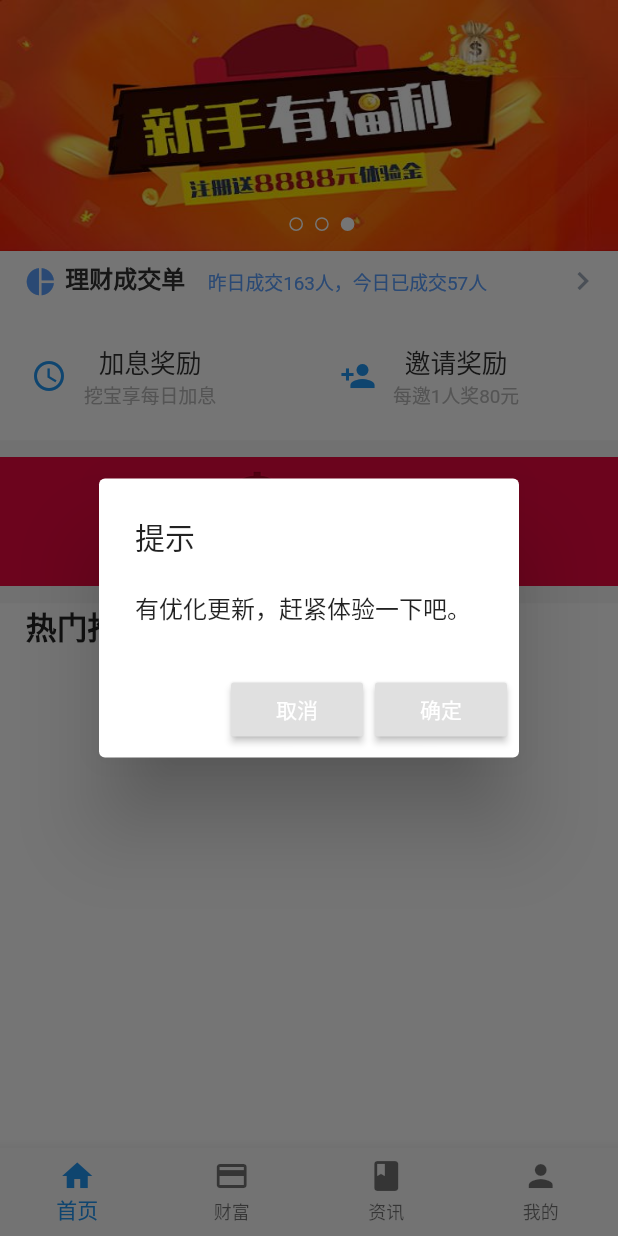
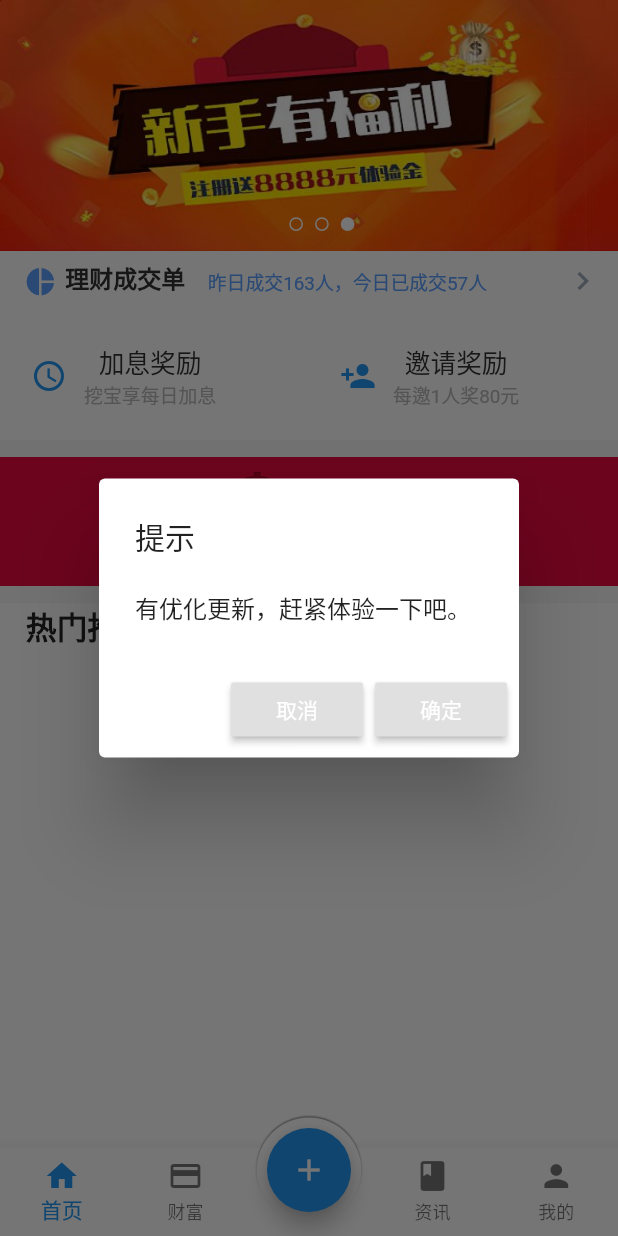
Before and after one commit to zhongmeizhi/fultter-example-app, a Flutter app: the screen it shows after launch, on a phone screen of 412 x 824 dp. Run offline on Flutter 3.47's test engine with Material 2 defaults, Android fonts, the phone set to English and light mode, and no system bars; our stand-ins replace flutter_screenutil, shared_preferences, webview_flutter; missing offline and left inert: common_utils, flutter_downloader; network calls fail; statements that could not run were skipped.

Commit message:
重写部分Flutter类

```diff
--- a/lib/page/main_page.dart
+++ b/lib/page/main_page.dart
@@ -9,7 +9,8 @@ import 'package:zmz_app/page/news/news_page.dart';
 import 'package:zmz_app/api/my_xhr.dart';
 // 更新App操作
 import 'package:zmz_app/unit/update_app.dart';
-
+// 功能
+import 'package:zmz_app/unit/common/center_nav.dart';
 
 class MainPage extends StatefulWidget {
   final String title;
@@ -100,6 +101,7 @@ class _MainPageState extends State<MainPage> {
     setBaseUrl();
     checkAppVersion();
   }
+   static const double offset = 15.0; // offset为正时，表示往下偏移；offset为负时，表示往上偏移
 
   @override
   Widget build(BuildContext context) {
@@ -108,9 +110,11 @@ class _MainPageState extends State<MainPage> {
       key: _scaffoldKey,
       bottomNavigationBar: new BottomNavigationBar( // 底部导航
         type: BottomNavigationBarType.fixed, // 如果有4个bar那么必须要设置type，可能是BUG
+        backgroundColor: Colors.white,
         items: <BottomNavigationBarItem>[
           new BottomNavigationBarItem(icon: Icon(Icons.home), title: Text('首页')),
           new BottomNavigationBarItem(icon: Icon(Icons.payment), title: Text('财富')),
+          new BottomNavigationBarItem(icon: Icon(null), title: Text('')), // 空BottomNav
           new BottomNavigationBarItem(icon: Icon(Icons.book), title: Text('资讯')),
           new BottomNavigationBarItem(icon: Icon(Icons.person), title: Text('我的')),
         ],
@@ -127,10 +131,38 @@ class _MainPageState extends State<MainPage> {
           new HomePage(),
           // 暂时先利用 cache 处理 IndexedStack 页面全部初始化问题
           (_indexedStackCache.indexOf(1) != -1) ? new TreasurePage() : Container(),
-          (_indexedStackCache.indexOf(2) != -1) ? new NewsPage() : Container(),
-          (_indexedStackCache.indexOf(3) != -1) ? new CustomerPage() : Container(),
+          Container(), // 空BottomNav对应页面
+          (_indexedStackCache.indexOf(3) != -1) ? new NewsPage() : Container(),
+          (_indexedStackCache.indexOf(4) != -1) ? new CustomerPage() : Container(),
         ],
       ),
+      floatingActionButton: Container(
+        padding: EdgeInsets.all(6),
+        decoration: BoxDecoration(
+          border: Border.all(
+            width: 1,
+            color: Colors.transparent
+          ),
+          borderRadius: BorderRadius.all(Radius.circular(55)),
+          color: Colors.white,
+          boxShadow: <BoxShadow>[
+            BoxShadow(
+              color: Colors.grey,
+              offset: Offset(0, -1),
+              blurRadius: 0.1,
+              spreadRadius: 0
+            )
+          ]
+        ),
+        child: FloatingActionButton(
+          backgroundColor: Colors.blue,
+          child: Icon(Icons.add, color: Colors.white,),
+          onPressed: (){
+          },
+        ),
+      ),
+      // const 很重要，不然每次点击BottomNav就会被重写一次
+      floatingActionButtonLocation: const CenterNav()
     );
   }
 }
--- /dev/null
+++ b/lib/unit/common/center_nav.dart
@@ -0,0 +1,44 @@
+
+import 'package:flutter/material.dart';
+// math
+import 'dart:math' as math;
+
+// 重写 Flutter 类
+abstract class _BottomNavLocation extends FloatingActionButtonLocation {
+
+  const _BottomNavLocation();
+
+  @protected
+  double getDockedY(ScaffoldPrelayoutGeometry scaffoldGeometry) {
+    final double contentBottom = scaffoldGeometry.contentBottom;
+    final double bottomSheetHeight = scaffoldGeometry.bottomSheetSize.height;
+    final double fabHeight = scaffoldGeometry.floatingActionButtonSize.height;
+    final double snackBarHeight = scaffoldGeometry.snackBarSize.height;
+
+    double fabY = contentBottom - fabHeight / 2.0 + 15;
+    if (snackBarHeight > 0.0)
+      fabY = math.min(fabY, contentBottom - snackBarHeight - fabHeight - kFloatingActionButtonMargin);
+    if (bottomSheetHeight > 0.0)
+      fabY = math.min(fabY, contentBottom - bottomSheetHeight - fabHeight / 2.0);
+
+    final double maxFabY = scaffoldGeometry.scaffoldSize.height - fabHeight;
+    return math.min(maxFabY, fabY);
+  }
+}
+
+
+// 重写 Flutter 类
+class CenterNav extends _BottomNavLocation {
+  const CenterNav();
+
+  @override
+  Offset getOffset(ScaffoldPrelayoutGeometry scaffoldGeometry) {
+    final double fabX = (scaffoldGeometry.scaffoldSize.width -
+            scaffoldGeometry.floatingActionButtonSize.width) /
+        2.0;
+    return Offset(fabX, getDockedY(scaffoldGeometry));
+  }
+
+  @override
+  String toString() => 'FloatingActionButtonLocation.endDocked';
+}
```
Also changed, not shown: 1 other file.
